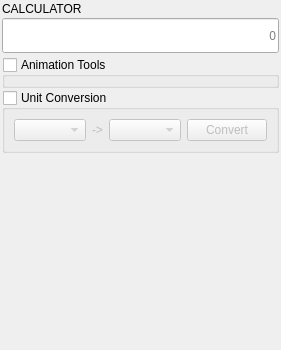
Above: mayatk/ui_utils/calculator.ui from m3trik/mayatk before the change. Below: the same form after it.
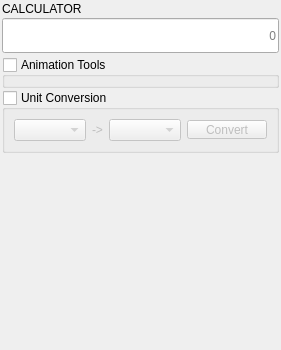
That is the form after the change. Custom widgets are drawn as their Qt base class.

The edit to the form file:
```diff
--- a/mayatk/ui_utils/calculator.ui
+++ b/mayatk/ui_utils/calculator.ui
@@ -136,6 +136,18 @@
        </item>
        <item>
         <widget class="QPushButton" name="btn_convert">
+         <property name="maximumSize">
+          <size>
+           <width>16777215</width>
+           <height>19</height>
+          </size>
+         </property>
+         <property name="minimumSize">
+          <size>
+           <width>0</width>
+           <height>19</height>
+          </size>
+         </property>
          <property name="text">
           <string>Convert</string>
          </property>
```
